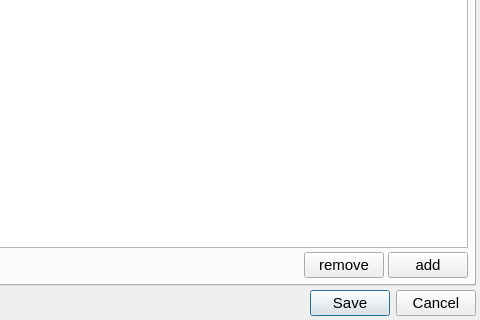
Before: the Qt Designer form ccs/preference/PreferenceDialog.ui in bisegni/chaosframework, drawn with Qt 5; both pictures show x 208 to 688 and y 123 to 443 of the 688 by 443 pixel window.
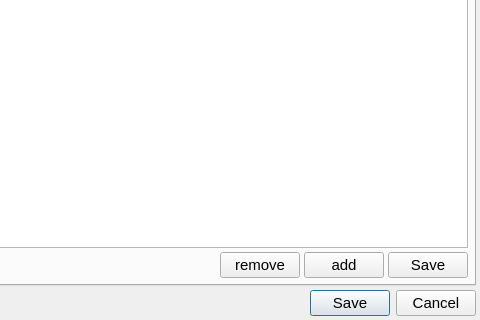
After: the same form once the commit is applied.

```diff
--- a/ccs/preference/PreferenceDialog.ui
+++ b/ccs/preference/PreferenceDialog.ui
@@ -190,6 +190,18 @@
              </property>
             </widget>
            </item>
+           <item>
+            <widget class="QPushButton" name="pushButtonNetworkSave">
+             <property name="font">
+              <font>
+               <pointsize>11</pointsize>
+              </font>
+             </property>
+             <property name="text">
+              <string>Save</string>
+             </property>
+            </widget>
+           </item>
           </layout>
          </item>
         </layout>
```
Left out of the diff: 32 changed lines with no effect on the pictures.
